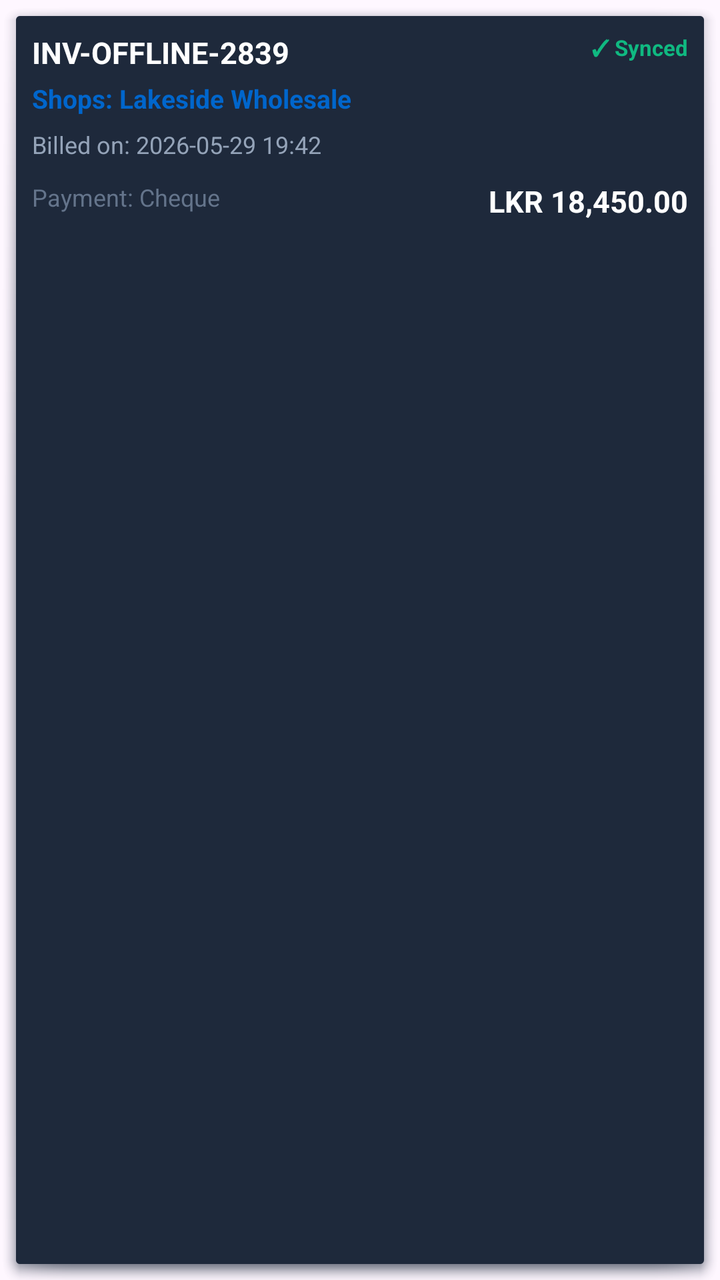
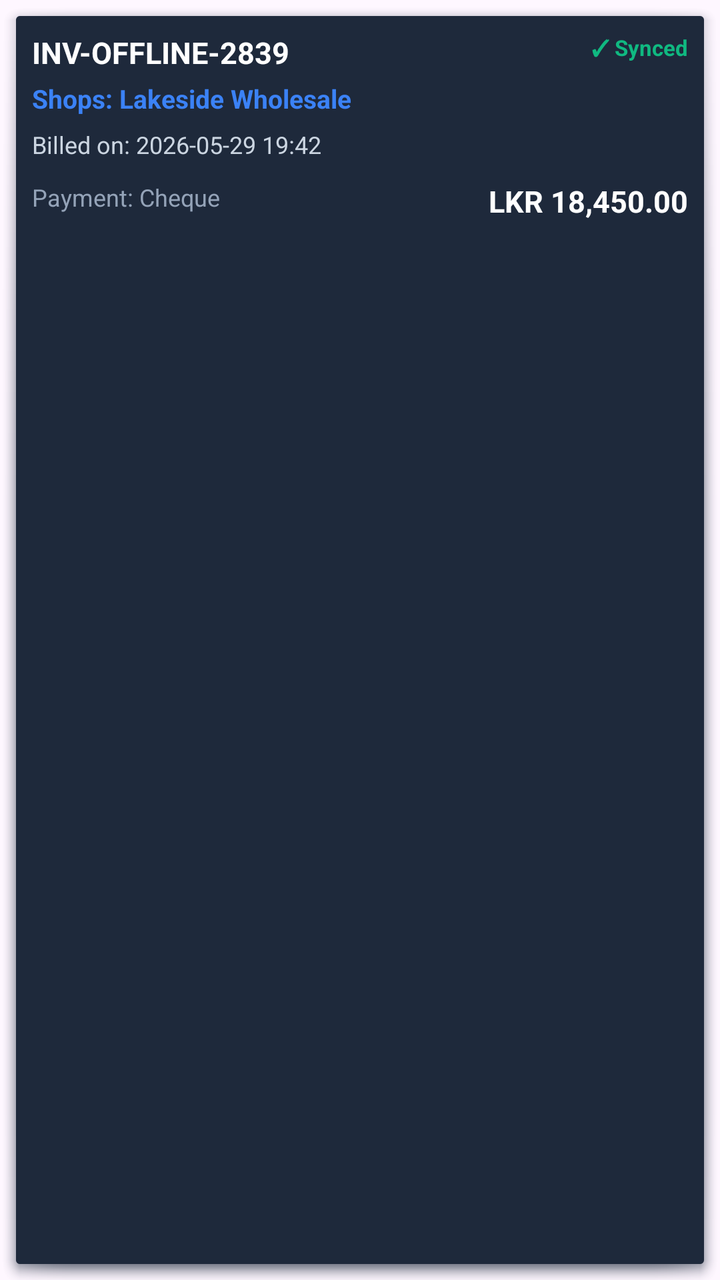

The first picture is an Android layout as it rendered before a commit; the second is the same layout after the commit. The layout source and the unified diff follow.
<!-- AndroidManifest.xml: application theme Theme.Curtiss -->
<!-- res/layout/item_invoice.xml -->
<?xml version="1.0" encoding="utf-8"?>
<LinearLayout xmlns:android="http://schemas.android.com/apk/res/android"
    android:layout_width="match_parent"
    android:layout_height="wrap_content"
    android:background="@android:drawable/dialog_holo_dark_frame"
    android:backgroundTint="#1E293B"
    android:orientation="vertical"
    android:padding="16dp">

    
    <RelativeLayout
        android:layout_width="match_parent"
        android:layout_height="wrap_content">

        <TextView
            android:id="@+id/lblInvNumber"
            android:layout_width="wrap_content"
            android:layout_height="wrap_content"
            android:text="INV-OFFLINE-2839"
            android:textColor="#FFFFFF"
            android:textSize="15sp"
            android:textStyle="bold" />

        <TextView
            android:id="@+id/lblInvSyncStatus"
            android:layout_width="wrap_content"
            android:layout_height="wrap_content"
            android:layout_alignParentEnd="true"
            android:text="✓ Synced"
            android:textColor="#10B981"
            android:textSize="11sp"
            android:textStyle="bold" />

    </RelativeLayout>

    
    <TextView
        android:id="@+id/lblInvCustomer"
        android:layout_width="wrap_content"
        android:layout_height="wrap_content"
        android:text="Shops: Lakeside Wholesale"
        android:textColor="#0066CC"
        android:textSize="13sp"
        android:textStyle="bold"
        android:layout_marginTop="4dp" />

    
    <TextView
        android:id="@+id/lblInvDate"
        android:layout_width="wrap_content"
        android:layout_height="wrap_content"
        android:text="Billed on: 2026-05-29 19:42"
        android:textColor="#94A3B8"
        android:textSize="12sp"
        android:layout_marginTop="6dp" />

    
    <RelativeLayout
        android:layout_width="match_parent"
        android:layout_height="wrap_content"
        android:layout_marginTop="10dp">

        <TextView
            android:id="@+id/lblInvPaymentMethod"
            android:layout_width="wrap_content"
            android:layout_height="wrap_content"
            android:text="Payment: Cheque"
            android:textColor="#64748B"
            android:textSize="12sp" />

        <TextView
            android:id="@+id/lblInvTotal"
            android:layout_width="wrap_content"
            android:layout_height="wrap_content"
            android:layout_alignParentEnd="true"
            android:text="LKR 18,450.00"
            android:textColor="#FFFFFF"
            android:textSize="15sp"
            android:textStyle="bold" />

    </RelativeLayout>

</LinearLayout>
<!-- resources referenced by this layout -->
<resources>
  <style name="Theme.Curtiss" parent="Base.Theme.Curtiss" />
  <style name="Base.Theme.Curtiss" parent="Theme.Material3.DayNight.NoActionBar">
          
          
      </style>
</resources>

<!-- the commit's change to res/layout/item_invoice.xml (unified diff, before → after) -->
@@ -39,7 +39,7 @@
         android:layout_width="wrap_content"
         android:layout_height="wrap_content"
         android:text="Shops: Lakeside Wholesale"
-        android:textColor="#0066CC"
+        android:textColor="#3B82F6"
         android:textSize="13sp"
         android:textStyle="bold"
         android:layout_marginTop="4dp" />
@@ -50,7 +50,7 @@
         android:layout_width="wrap_content"
         android:layout_height="wrap_content"
         android:text="Billed on: 2026-05-29 19:42"
-        android:textColor="#94A3B8"
+        android:textColor="#CBD5E1"
         android:textSize="12sp"
         android:layout_marginTop="6dp" />
 
@@ -65,7 +65,7 @@
             android:layout_width="wrap_content"
             android:layout_height="wrap_content"
             android:text="Payment: Cheque"
-            android:textColor="#64748B"
+            android:textColor="#94A3B8"
             android:textSize="12sp" />
 
         <TextView
